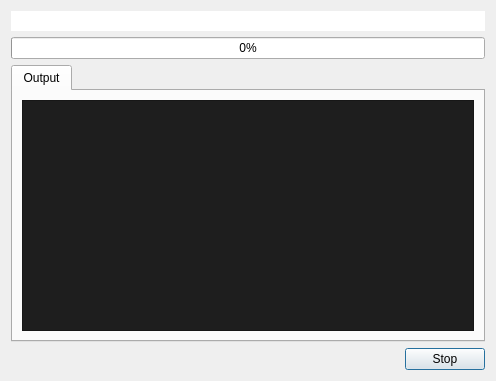
Qt form src/gui/dialogs/runnerdialog.ui (KDE/kommit) before a commit.
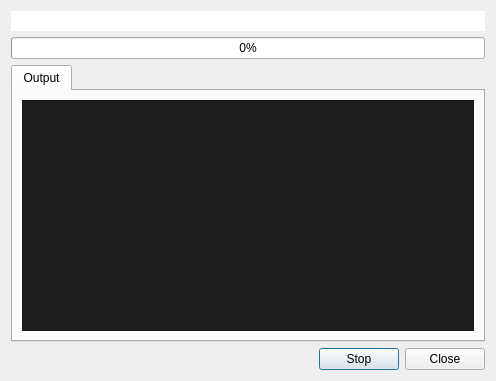
The same form after that commit. Icons and pictures are not drawn.

Patch:
```diff
--- a/src/gui/dialogs/runnerdialog.ui
+++ b/src/gui/dialogs/runnerdialog.ui
@@ -99,6 +99,13 @@
        </property>
       </widget>
      </item>
+     <item>
+      <widget class="QPushButton" name="pushButtonClose">
+       <property name="text">
+        <string>Close</string>
+       </property>
+      </widget>
+     </item>
     </layout>
    </item>
   </layout>
```
Left out of the diff: 21 changed lines with no effect on the pictures.
